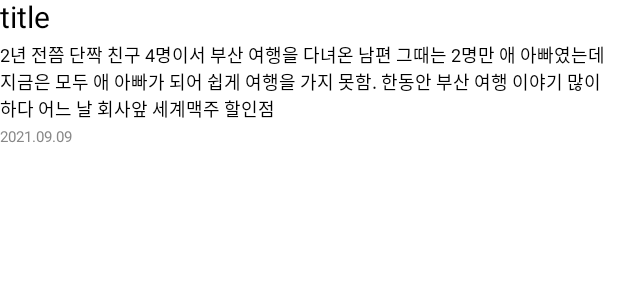
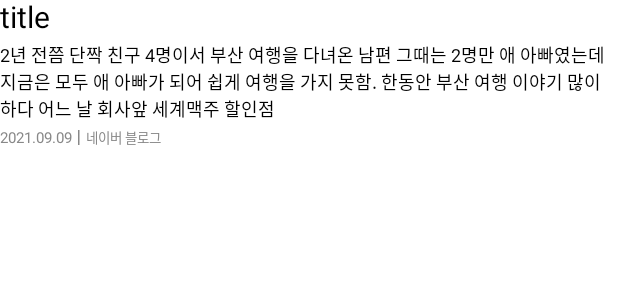
Before and after one commit to Goody-DALDA/Andorid, an Android app built with Jetpack Compose: the @Preview function BlogInfoComponentPrev, on a phone screen of 412 x 824 dp. Shown: the top 300 px of the screen. Run offline under Robolectric (Android 15) with nearby library versions, the phone set to English and light mode, and no system bars.

Commit message:
Refactor : 블로그 검색 쿼리 개선 및 블로그 출처 추가
1. 주류명 + 카테고리 구성
2. 블로그 출처 UI 추가(네이버 블로그)

```diff
--- a/app/src/main/java/com/goody/dalda/ui/liquor_details/LiquorDetailsScreen.kt
+++ b/app/src/main/java/com/goody/dalda/ui/liquor_details/LiquorDetailsScreen.kt
@@ -45,7 +45,7 @@ fun LiquorDetailsScreen(
         "once"
     ) {
         viewModel.setIsBookmark(alcoholData)
-        viewModel.fetchBlogDataList(alcoholData.name)
+        viewModel.fetchBlogDataList(alcoholData)
     }
 
     LiquorDetailsScreen(
--- a/app/src/main/java/com/goody/dalda/ui/liquor_details/component/BlogInfoComponent.kt
+++ b/app/src/main/java/com/goody/dalda/ui/liquor_details/component/BlogInfoComponent.kt
@@ -1,13 +1,19 @@
 package com.goody.dalda.ui.liquor_details.component
 
 import androidx.compose.foundation.clickable
+import androidx.compose.foundation.layout.Arrangement
 import androidx.compose.foundation.layout.Column
+import androidx.compose.foundation.layout.Row
 import androidx.compose.foundation.layout.fillMaxWidth
+import androidx.compose.foundation.layout.height
 import androidx.compose.foundation.layout.padding
 import androidx.compose.material3.Text
+import androidx.compose.material3.VerticalDivider
 import androidx.compose.runtime.Composable
+import androidx.compose.ui.Alignment
 import androidx.compose.ui.Modifier
 import androidx.compose.ui.graphics.Color
+import androidx.compose.ui.text.style.TextAlign
 import androidx.compose.ui.text.style.TextOverflow
 import androidx.compose.ui.tooling.preview.Preview
 import androidx.compose.ui.unit.dp
@@ -44,12 +50,32 @@ fun BlogInfoComponent(
                 .fillMaxWidth()
                 .padding(bottom = 4.dp)
         )
-        Text(
-            text = postingDates,
-            fontSize = 10.sp,
-            color = Color.Gray,
-            modifier = Modifier.fillMaxWidth()
-        )
+        Row(
+            verticalAlignment = Alignment.CenterVertically,
+            horizontalArrangement = Arrangement.Start,
+            modifier = Modifier
+                .fillMaxWidth()
+        ) {
+            Text(
+                text = postingDates,
+                fontSize = 10.sp,
+                color = Color.Gray,
+                textAlign = TextAlign.End,
+                modifier = Modifier.align(Alignment.Bottom)
+            )
+            VerticalDivider(
+                color = Color.Gray,
+                modifier = Modifier
+                    .padding(horizontal = 4.dp)
+                    .height(10.dp)
+            )
+            Text(
+                text = "네이버 블로그",
+                fontSize = 9.sp,
+                color = Color.Gray,
+                modifier = Modifier.align(Alignment.Bottom)
+            )
+        }
     }
 }
 
```
Also changed, not shown: app/src/main/java/com/goody/dalda/ui/liquor_details/LiquorDetailsViewModel.kt (+14 -1 lines).
